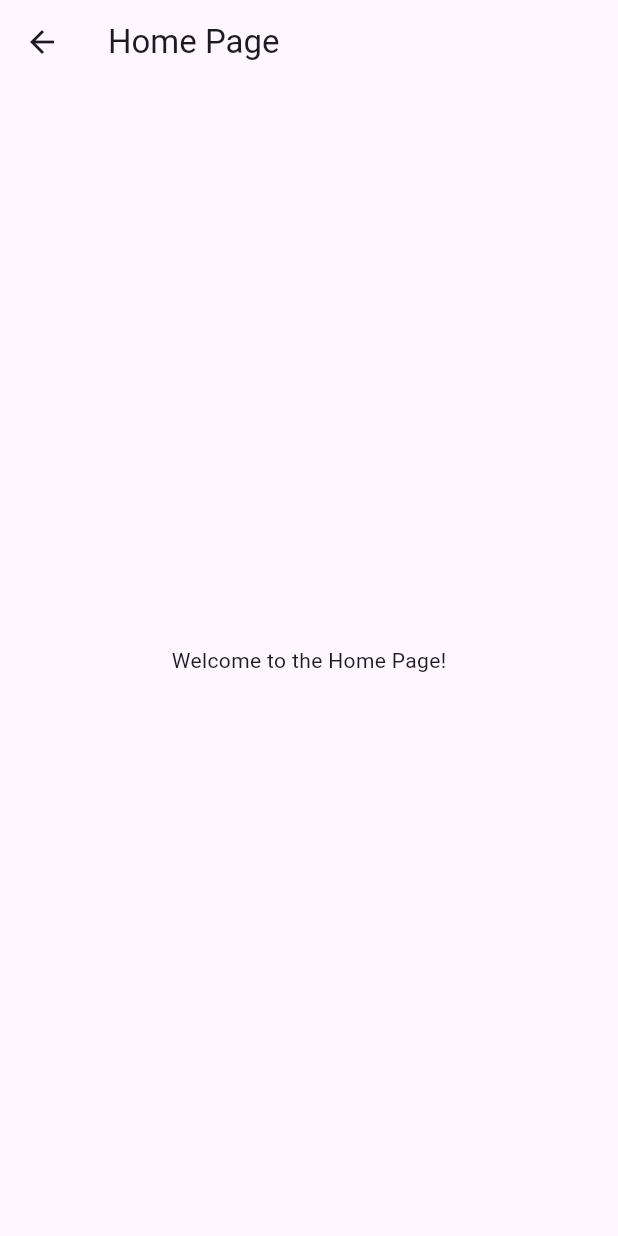
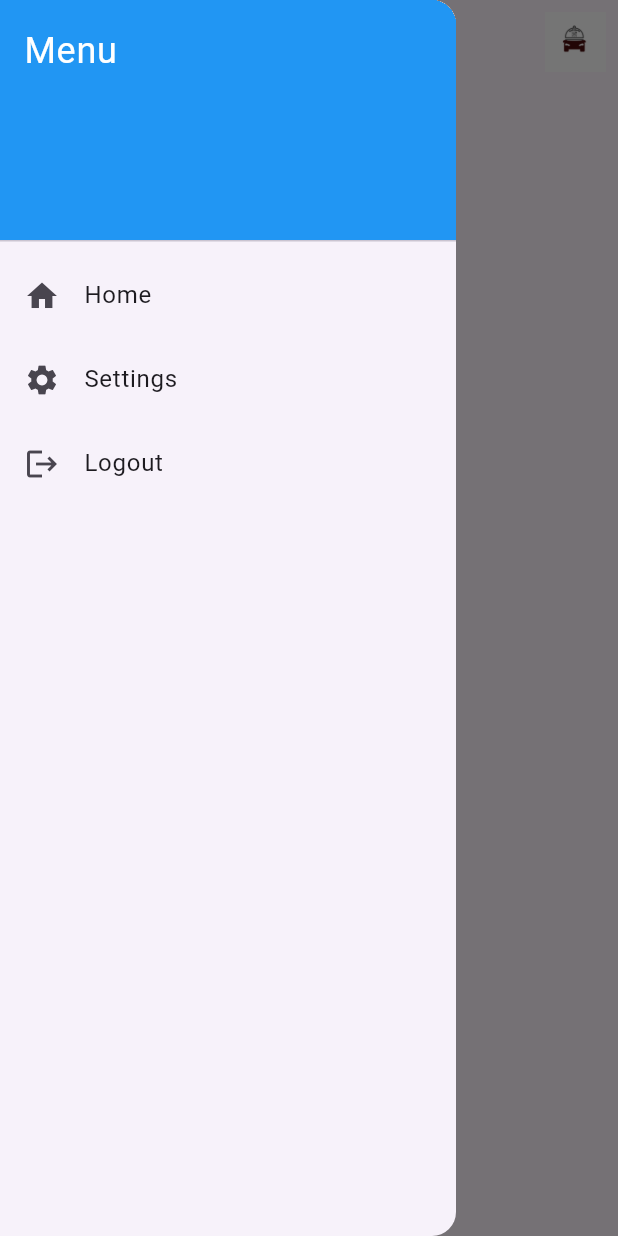
Before and after one commit to DavidOk14/EatExperts, a Flutter app: the HomePage screen opened by its route, with the side drawer open (before the commit the screen has no drawer), on a phone screen of 412 x 824 dp. Run offline on Flutter 3.47's test engine with Material 3 defaults, Android fonts, the light colour scheme and no system bars; our stand-ins replace firebase_core, location; missing offline and left inert: window_size; accounts and stored records are empty.

Commit message:
Add settings page, preference page, and update navigation

```diff
--- a/eatexperts/lib/Screens/Home/home.dart
+++ b/eatexperts/lib/Screens/Home/home.dart
@@ -5,10 +5,62 @@ class HomePage extends StatelessWidget {
   Widget build(BuildContext context) {
     return Scaffold(
       appBar: AppBar(
-        title: Text('Home Page'),
+        title: Text('EatExperts Home'),
+        actions: [
+          IconButton(
+            icon: Image.asset('assets/EElogo.png'),
+            onPressed: () {},
+          ),
+        ],
+      ),
+      drawer: Drawer(
+        child: ListView(
+          padding: EdgeInsets.zero,
+          children: <Widget>[
+            DrawerHeader(
+              decoration: BoxDecoration(
+                color: Colors.blue,
+              ),
+              child: Text(
+                'Menu',
+                style: TextStyle(
+                  color: Colors.white,
+                  fontSize: 24,
+                ),
+              ),
+            ),
+            ListTile(
+              leading: Icon(Icons.home),
+              title: Text('Home'),
+              onTap: () {
+                Navigator.pushNamed(context, '/home');
+              },
+            ),
+            ListTile(
+              leading: Icon(Icons.settings),
+              title: Text('Settings'),
+              onTap: () {
+                Navigator.pushNamed(context, '/settings');
+              },
+            ),
+            ListTile(
+              leading: Icon(Icons.logout),
+              title: Text('Logout'),
+              onTap: () {
+                Navigator.pushNamed(context, '/login');
+              },
+            ),
+          ],
+        ),
       ),
       body: Center(
-        child: Text('Welcome to the Home Page!'),
+        child: Column(
+          mainAxisAlignment: MainAxisAlignment.center,
+          children: <Widget>[
+            Text('Hello "User", Welcome Back'),
+            // Add more widgets here
+          ],
+        ),
       ),
     );
   }
--- a/eatexperts/lib/Screens/Login/signup.dart
+++ b/eatexperts/lib/Screens/Login/signup.dart
@@ -121,8 +121,7 @@ class _SignupPageState extends State<SignupPage> {
                     SizedBox(width: 20),
                     ElevatedButton(
                       onPressed: () {
-                        // Handle sign up and navigate to preferences
-                        Navigator.pushNamed(context, '/preferences');
+                        Navigator.pushReplacementNamed(context, '/preferences');
                       },
                       child: Text('Create Account'),
                     ),
--- a/eatexperts/lib/main.dart
+++ b/eatexperts/lib/main.dart
@@ -3,7 +3,9 @@ import 'package:eatexperts/Screens/Login/signup.dart';
 import 'package:eatexperts/Screens/Login/login.dart';
 import 'package:eatexperts/Screens/Startup/SplashScreen.dart';
 import 'package:eatexperts/Screens/Preferences/preferences.dart';
-import 'package:eatexperts/Screens/Home/home.dart'; // Add import for Home Page
+import 'package:eatexperts/Screens/Home/home.dart';
+import 'package:eatexperts/Screens/Settings/settings.dart';
+import 'package:eatexperts/Screens/Settings/confirm_delete.dart';
 
 // Window Management
 import 'package:flutter/foundation.dart';
@@ -40,9 +42,12 @@ class EatExperts extends StatelessWidget {
       routes: {
         '/login': (context) => LoginPage(),
         '/signup': (context) => SignupPage(),
+        '/preferences': (context) => PreferencesPage(),
+        '/home': (context) => HomePage(),
         '/splashscreen': (context) => SplashScreen(),
-        '/preferences': (context) => PreferencesPage(),
-        '/home': (context) => HomePage(), // Add the home route
+        '/settings': (context) => SettingsPage(),
+        '/confirmDelete': (context) => ConfirmDeletePage(),
+        // Other routes if any
       },
       theme: ThemeData(
         primarySwatch: Colors.blue,
--- a/eatexperts/pubspec.yaml
+++ b/eatexperts/pubspec.yaml
@@ -73,6 +73,9 @@ flutter:
   assets:
     - assets/
 
+
+    - assets/EElogo.png
+
   # An image asset can refer to one or more resolution-specific "variants", see
   # https://flutter.dev/assets-and-images/#resolution-aware
 
```
Also changed, not shown: eatexperts/lib/Screens/Settings/confirm_delete.dart (added, +62 -0 lines), eatexperts/lib/Screens/Settings/settings.dart (added, +52 -0 lines), eatexperts/lib/Screens/Startup/SplashScreen.dart (+10 -10 lines), eatexperts/assets/EElogo.png (added).
